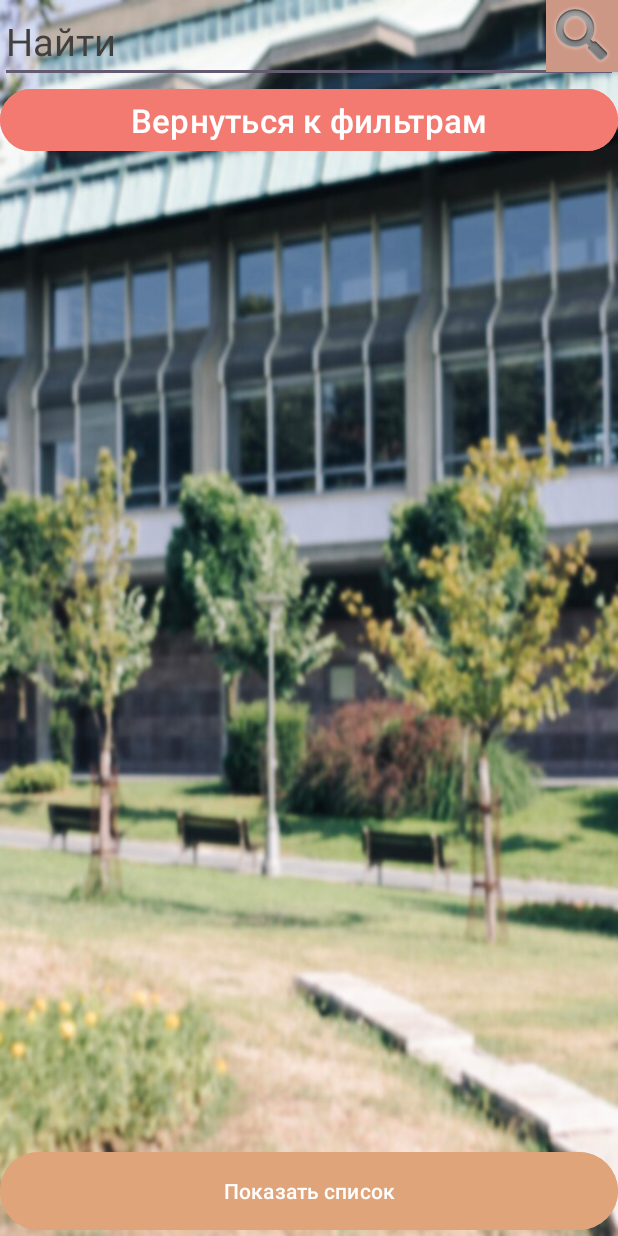
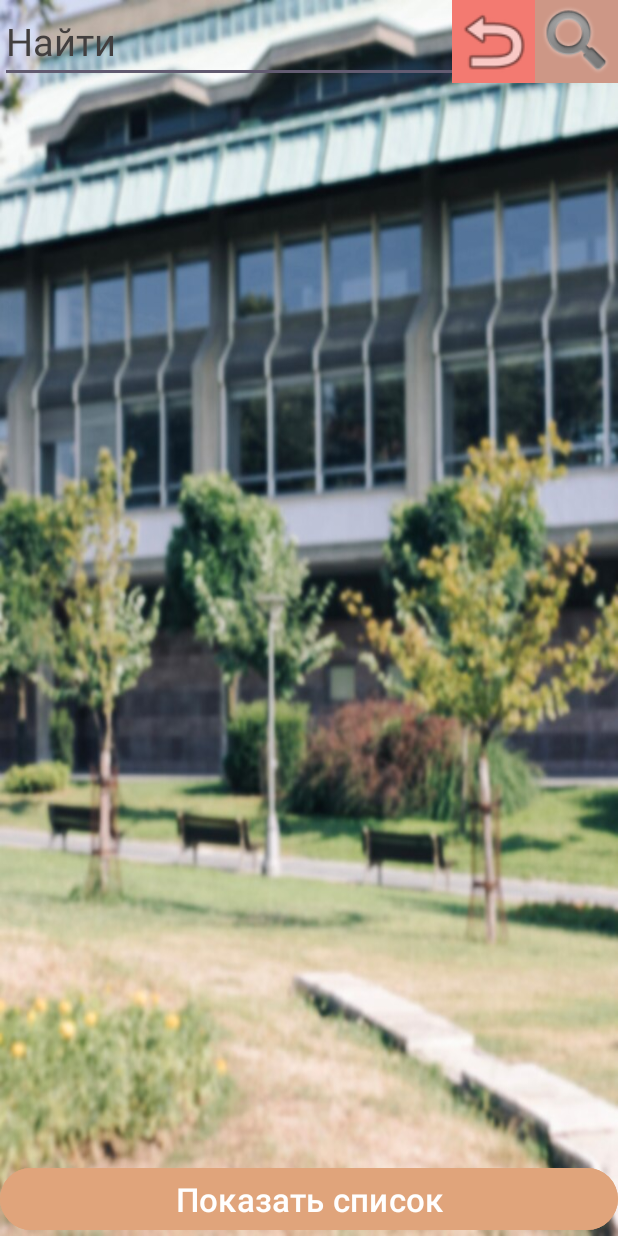
Before and after one commit to alexander92322/HelperSelectUniversity, an Android app: the Selection screen opened directly, with no data from a screen before it, after a tap on an icon or button, on a phone screen of 412 x 824 dp. Run offline under Robolectric (Android 15) with nearby library versions, the phone set to English and light mode, and no system bars; our stand-ins replace Room's generated code; network calls fail.

Commit message:
Correct project.Debugging SelectionScreen

```diff
--- a/app/src/main/java/com/example/touniversity2/Selection.java
+++ b/app/src/main/java/com/example/touniversity2/Selection.java
@@ -31,6 +31,7 @@ public class Selection extends AppCompatActivity {
     List<University> universityList = new LinkedList<>();
     private static int point_EGE= 0;
     private static boolean top=false;
+    private boolean call_adapter=false;
     UniversityDatabase universityDatabase;
     private static boolean paid=false;
     private static String educational_place = "";
@@ -50,7 +51,6 @@ public class Selection extends AppCompatActivity {
         setContentView(binding.getRoot());
         getAbiturientData();
 //        bt.setText(point_EGE+ " " + top+ " " + paid +" "+ educational_place + " " + value_subject+ " "+ subject);
-
          subjects = String.valueOf(subject);
 
         subjects=subjects.replace("[","");
@@ -71,6 +71,7 @@ public class Selection extends AppCompatActivity {
         RecyclerView recyclerView = findViewById(R.id.recyclerView);
         recyclerView.setLayoutManager(new GridLayoutManager(this, 1));
         recyclerView.setAdapter(adapter);
+        call_adapter=true;
     }
     public void BtClick(View view){
         sch++;
@@ -121,8 +122,9 @@ public class Selection extends AppCompatActivity {
         subject = AbiturientData.getSubject();
     }
     public void clickonSearch(View view){
+        if(!universityList.isEmpty() && call_adapter){
         EditText editText = findViewById(R.id.search);
-        adapter.getFilter().filter(editText.getText());
+        adapter.getFilter().filter(editText.getText());}
     }
 
 }
--- a/app/src/main/java/com/example/touniversity2/UniversityAdapter.java
+++ b/app/src/main/java/com/example/touniversity2/UniversityAdapter.java
@@ -27,6 +27,7 @@ public class UniversityAdapter extends RecyclerView.Adapter<UniversityAdapter.Un
         universityList=items;
         notifyDataSetChanged();
         universityListFull = new ArrayList<>(items); // Создаем копию списка для поиска
+        notifyDataSetChanged();
     }
 
     public void setOnUniversityClickListener(OnUniversityClickListener onUniversityClickListener) {
--- a/app/src/main/res/layout/activity_selection.xml
+++ b/app/src/main/res/layout/activity_selection.xml
@@ -12,9 +12,11 @@
     <Button
         android:id="@+id/button2"
         android:layout_width="match_parent"
-        android:layout_height="60dp"
+        android:layout_height="wrap_content"
         android:onClick="BtClick"
         android:text="Показать список"
+        android:textSize="22sp"
+        android:textStyle="normal"
         android:backgroundTint="@color/backsplash"
         app:layout_constraintStart_toStartOf="parent"
         app:layout_constraintBottom_toBottomOf="parent"
@@ -39,22 +41,22 @@
         app:layout_constraintTop_toTopOf="parent"
         />
 
-    <Button
+    <ImageView
         android:id="@+id/back"
-        android:layout_width="match_parent"
-        android:layout_height="wrap_content"
-        android:backgroundTint="#F37A71"
+        android:layout_width="55dp"
+        android:layout_height="55dp"
+        android:background="#F37A71"
         android:onClick="onClickBack"
-        android:text="Вернуться к фильтрам"
         android:textSize="22sp"
         android:textStyle="normal"
-        app:layout_constraintStart_toStartOf="parent"
-        app:layout_constraintTop_toBottomOf="@+id/search" />
+        app:layout_constraintEnd_toStartOf="@id/imageView2"
+        app:layout_constraintTop_toTopOf="parent"
+        app:srcCompat="@android:drawable/ic_menu_revert" />
 
     <ImageView
         android:id="@+id/imageView2"
-        android:layout_width="wrap_content"
-        android:layout_height="wrap_content"
+        android:layout_width="55dp"
+        android:layout_height="55dp"
         android:background="#CD9786"
         android:onClick="clickonSearch"
         app:layout_constraintEnd_toEndOf="parent"
@@ -65,8 +67,8 @@
         android:layout_width="match_parent"
         android:layout_height="wrap_content"
         app:layout_constraintStart_toStartOf="parent"
-        app:layout_constraintTop_toBottomOf="@id/back"
-        android:paddingBottom="100dp"
+        app:layout_constraintTop_toBottomOf="@id/search"
+        android:paddingBottom="50dp"
         tools:listitem="@layout/items"
         android:orientation="vertical"
         app:layoutManager="androidx.recyclerview.widget.GridLayoutManager"
```
